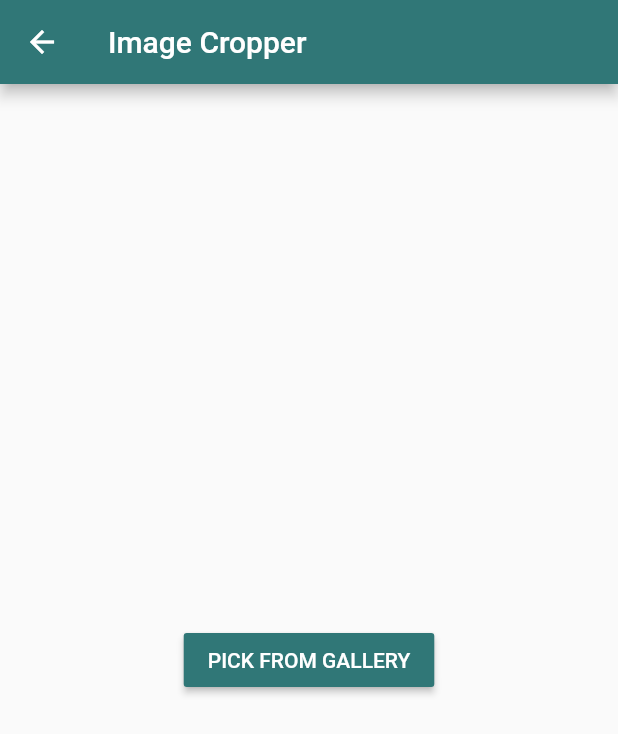
After one commit to OICjangirrahul/CHAT-APP-FORM, a Flutter app: the MyPage screen opened directly, after a tap on "PICK FROM GALLERY", on a phone screen of 412 x 824 dp. The commit adds this screen. Shown: the top 734 px of the screen. Run offline on Flutter 3.47's test engine with Material 2 defaults, Android fonts, the phone set to English and light mode, and no system bars; our stand-ins replace image_cropper, image_picker; missing offline and left inert: dart:ffi.

Commit message:
crop images

```diff
--- /dev/null
+++ b/lib/widget/utils.dart
@@ -0,0 +1,73 @@
+import 'dart:io';
+import 'package:flutter/material.dart';
+import 'package:image_picker/image_picker.dart';
+import 'package:image_cropper/image_cropper.dart';
+
+class MyPage extends StatefulWidget {
+  @override
+  _MyPageState createState() => _MyPageState();
+}
+
+class _MyPageState extends State<MyPage> {
+  /// Variables
+  File? imageFile;
+
+  /// Widget
+  @override
+  Widget build(BuildContext context) {
+    return Scaffold(
+        appBar: AppBar(
+          backgroundColor: Color(0XFF307777),
+          title: Text("Image Cropper"),
+        ),
+        body: Container(
+            child: imageFile == null
+                ? Container(
+                    alignment: Alignment.center,
+                    child: Column(
+                      mainAxisAlignment: MainAxisAlignment.center,
+                      children: <Widget>[
+                        RaisedButton(
+                          color: Color(0XFF307777),
+                          onPressed: () {
+                            _getFromGallery();
+                          },
+                          child: Text(
+                            "PICK FROM GALLERY",
+                            style: TextStyle(color: Colors.white),
+                          ),
+                        ),
+                      ],
+                    ),
+                  )
+                : Container(
+                    child: Image.file(
+                      imageFile!,
+                      fit: BoxFit.cover,
+                    ),
+                  )));
+  }
+
+  /// Get from gallery
+  _getFromGallery() async {
+    PickedFile? pickedFile = await ImagePicker().getImage(
+      source: ImageSource.gallery,
+      maxWidth: 1800,
+      maxHeight: 1800,
+    );
+    _cropImage(pickedFile!.path);
+  }
+
+  /// Crop Image
+  _cropImage(filePath) async {
+    File? croppedImage = await ImageCropper.cropImage(
+      sourcePath: filePath,
+      maxWidth: 1080,
+      maxHeight: 1080,
+    );
+    if (croppedImage != null) {
+      imageFile = croppedImage;
+      setState(() {});
+    }
+  }
+}
```
Also changed, not shown: lib/widget/buildprofile.dart (+29 -17 lines), 1 other file.
